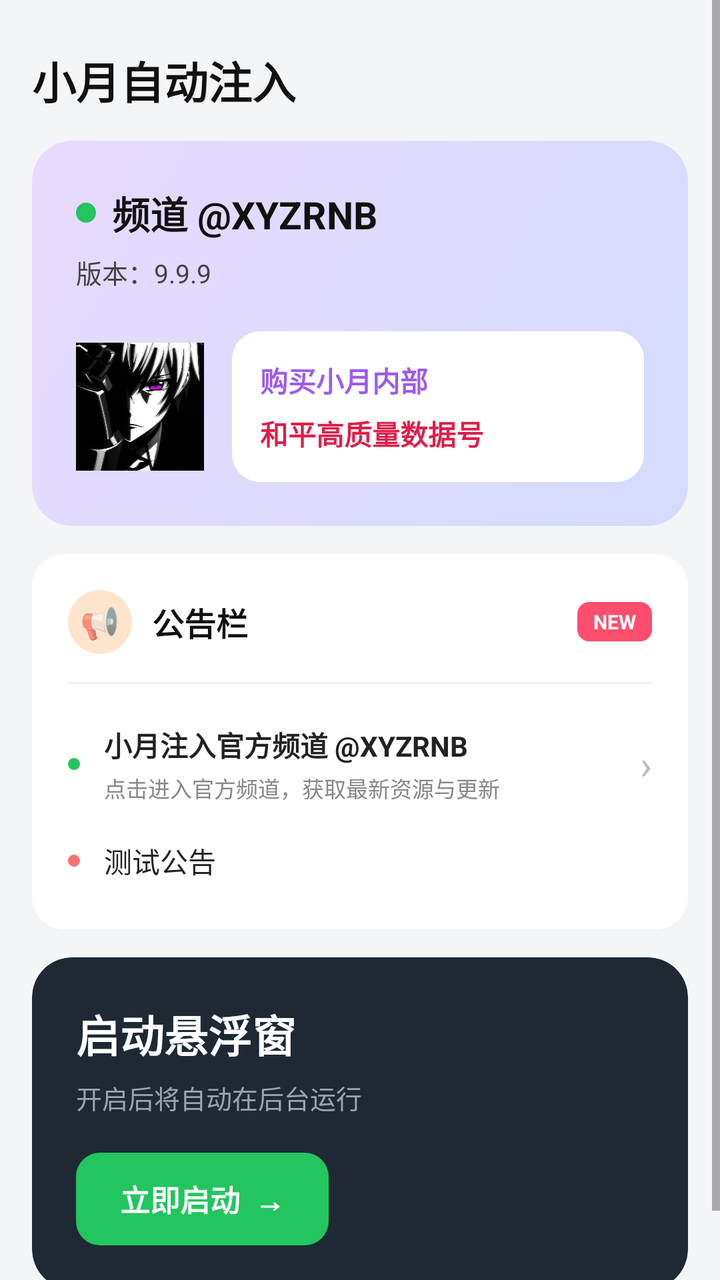
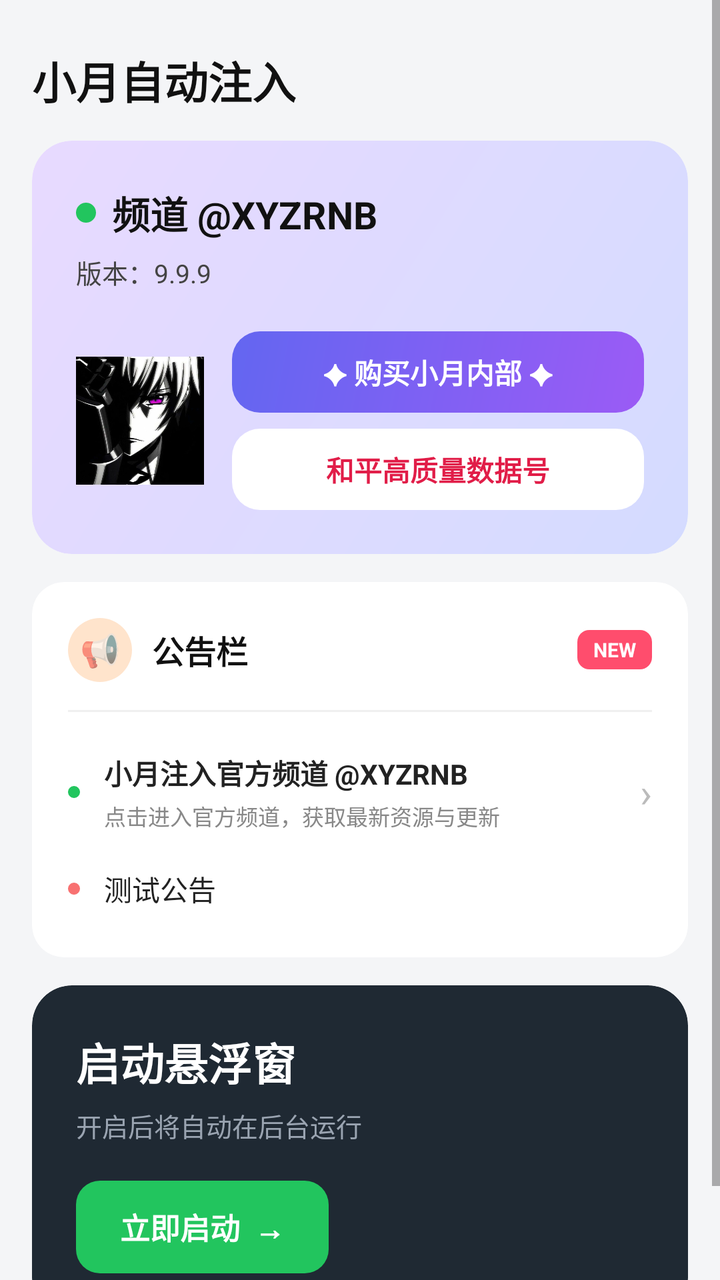

Two renders of the same Android screen: before a commit and after it. Below are the layout's source before the change and the commit's diff.
<!-- AndroidManifest.xml: application theme Theme.XYPAK -->
<!-- res/layout/fragment_home.xml -->
<?xml version="1.0" encoding="utf-8"?>
<ScrollView xmlns:android="http://schemas.android.com/apk/res/android"
    xmlns:app="http://schemas.android.com/apk/res-auto"
    android:layout_width="match_parent"
    android:layout_height="match_parent"
    android:fillViewport="true"
    android:background="@color/bg_main">

    <LinearLayout
        android:layout_width="match_parent"
        android:layout_height="wrap_content"
        android:orientation="vertical"
        android:padding="16dp">

        <TextView
            android:layout_width="wrap_content"
            android:layout_height="wrap_content"
            android:layout_marginTop="8dp"
            android:layout_marginBottom="14dp"
            android:text="小月自动注入"
            android:textColor="#111"
            android:textSize="22sp"
            android:textStyle="bold"/>

        
        <androidx.cardview.widget.CardView
            android:layout_width="match_parent"
            android:layout_height="wrap_content"
            app:cardCornerRadius="20dp"
            app:cardElevation="0dp">

            <LinearLayout
                android:layout_width="match_parent"
                android:layout_height="wrap_content"
                android:background="@drawable/bg_card_purple"
                android:orientation="vertical"
                android:padding="22dp">

                <LinearLayout
                    android:layout_width="wrap_content"
                    android:layout_height="wrap_content"
                    android:gravity="center_vertical"
                    android:orientation="horizontal">

                    <View
                        android:layout_width="10dp"
                        android:layout_height="10dp"
                        android:background="@drawable/dot_green"/>

                    <TextView
                        android:layout_width="wrap_content"
                        android:layout_height="wrap_content"
                        android:layout_marginLeft="8dp"
                        android:text="频道 @XYZRNB"
                        android:textColor="#111"
                        android:textSize="19sp"
                        android:textStyle="bold"/>
                </LinearLayout>

                <TextView
                    android:layout_width="wrap_content"
                    android:layout_height="wrap_content"
                    android:layout_marginTop="6dp"
                    android:text="版本：9.9.9"
                    android:textColor="#444"
                    android:textSize="13sp"/>

                <LinearLayout
                    android:layout_width="match_parent"
                    android:layout_height="wrap_content"
                    android:layout_marginTop="20dp"
                    android:gravity="center_vertical"
                    android:orientation="horizontal">

                    <ImageView
                        android:layout_width="64dp"
                        android:layout_height="64dp"
                        android:background="@drawable/bg_avatar"
                        android:scaleType="centerCrop"
                        android:src="@drawable/avatar"/>

                    
                    <LinearLayout
                        android:layout_width="0dp"
                        android:layout_height="wrap_content"
                        android:layout_marginLeft="14dp"
                        android:layout_weight="1"
                        android:background="@drawable/bg_pill_light"
                        android:orientation="vertical"
                        android:padding="14dp">

                        <TextView
                            android:id="@+id/text_buy"
                            android:layout_width="wrap_content"
                            android:layout_height="wrap_content"
                            android:background="?android:selectableItemBackground"
                            android:clickable="true"
                            android:focusable="true"
                            android:text="购买小月内部"
                            android:textColor="#9B5BF5"
                            android:textSize="14sp"
                            android:textStyle="bold"/>

                        <TextView
                            android:id="@+id/text_safe"
                            android:layout_width="wrap_content"
                            android:layout_height="wrap_content"
                            android:layout_marginTop="6dp"
                            android:text="和平高质量数据号"
                            android:textColor="#E11D48"
                            android:textSize="14sp"
                            android:textStyle="bold"/>
                    </LinearLayout>
                </LinearLayout>
            </LinearLayout>
        </androidx.cardview.widget.CardView>

        
        <androidx.cardview.widget.CardView
            android:layout_width="match_parent"
            android:layout_height="wrap_content"
            android:layout_marginTop="14dp"
            app:cardBackgroundColor="#fff"
            app:cardCornerRadius="16dp"
            app:cardElevation="0dp">

            <LinearLayout
                android:layout_width="match_parent"
                android:layout_height="wrap_content"
                android:orientation="vertical"
                android:padding="18dp">

                <LinearLayout
                    android:layout_width="match_parent"
                    android:layout_height="wrap_content"
                    android:gravity="center_vertical"
                    android:orientation="horizontal">

                    <FrameLayout
                        android:layout_width="32dp"
                        android:layout_height="32dp"
                        android:background="@drawable/bg_circle_soft_orange">
                        <TextView
                            android:layout_width="wrap_content"
                            android:layout_height="wrap_content"
                            android:layout_gravity="center"
                            android:text="📢"
                            android:textSize="16sp"/>
                    </FrameLayout>

                    <TextView
                        android:layout_width="0dp"
                        android:layout_height="wrap_content"
                        android:layout_marginLeft="10dp"
                        android:layout_weight="1"
                        android:text="公告栏"
                        android:textColor="#111"
                        android:textSize="16sp"
                        android:textStyle="bold"/>

                    <TextView
                        android:layout_width="wrap_content"
                        android:layout_height="wrap_content"
                        android:background="@drawable/bg_notice_tag"
                        android:paddingLeft="8dp"
                        android:paddingRight="8dp"
                        android:paddingTop="3dp"
                        android:paddingBottom="3dp"
                        android:text="NEW"
                        android:textColor="#FFFFFF"
                        android:textSize="10sp"
                        android:textStyle="bold"/>
                </LinearLayout>

                <View
                    android:layout_width="match_parent"
                    android:layout_height="1dp"
                    android:layout_marginTop="14dp"
                    android:background="#F0F0F0"/>

                
                <LinearLayout
                    android:id="@+id/notice_1"
                    android:layout_width="match_parent"
                    android:layout_height="wrap_content"
                    android:layout_marginTop="14dp"
                    android:background="?android:selectableItemBackground"
                    android:clickable="true"
                    android:focusable="true"
                    android:gravity="center_vertical"
                    android:orientation="horizontal"
                    android:paddingTop="6dp"
                    android:paddingBottom="6dp">

                    <View
                        android:layout_width="6dp"
                        android:layout_height="6dp"
                        android:background="@drawable/dot_green"/>

                    <LinearLayout
                        android:layout_width="0dp"
                        android:layout_height="wrap_content"
                        android:layout_marginLeft="12dp"
                        android:layout_weight="1"
                        android:orientation="vertical">

                        <TextView
                            android:layout_width="wrap_content"
                            android:layout_height="wrap_content"
                            android:text="小月注入官方频道 @XYZRNB"
                            android:textColor="#222"
                            android:textSize="14sp"
                            android:textStyle="bold"/>

                        <TextView
                            android:layout_width="wrap_content"
                            android:layout_height="wrap_content"
                            android:layout_marginTop="3dp"
                            android:text="点击进入官方频道，获取最新资源与更新"
                            android:textColor="#888"
                            android:textSize="11sp"/>
                    </LinearLayout>

                    <TextView
                        android:layout_width="wrap_content"
                        android:layout_height="wrap_content"
                        android:text="›"
                        android:textColor="#bbb"
                        android:textSize="20sp"/>
                </LinearLayout>

                
                <LinearLayout
                    android:layout_width="match_parent"
                    android:layout_height="wrap_content"
                    android:layout_marginTop="6dp"
                    android:gravity="center_vertical"
                    android:orientation="horizontal"
                    android:paddingTop="6dp"
                    android:paddingBottom="6dp">

                    <View
                        android:layout_width="6dp"
                        android:layout_height="6dp"
                        android:background="@drawable/dot_red"/>

                    <TextView
                        android:layout_width="0dp"
                        android:layout_height="wrap_content"
                        android:layout_marginLeft="12dp"
                        android:layout_weight="1"
                        android:text="测试公告"
                        android:textColor="#222"
                        android:textSize="14sp"/>
                </LinearLayout>

            </LinearLayout>
        </androidx.cardview.widget.CardView>

        
        <androidx.cardview.widget.CardView
            android:layout_width="match_parent"
            android:layout_height="wrap_content"
            android:layout_marginTop="14dp"
            android:layout_marginBottom="16dp"
            app:cardBackgroundColor="#1f2933"
            app:cardCornerRadius="20dp"
            app:cardElevation="0dp">

            <LinearLayout
                android:layout_width="match_parent"
                android:layout_height="wrap_content"
                android:orientation="vertical"
                android:padding="22dp">

                <TextView
                    android:layout_width="wrap_content"
                    android:layout_height="wrap_content"
                    android:text="启动悬浮窗"
                    android:textColor="#fff"
                    android:textSize="22sp"
                    android:textStyle="bold"/>

                <TextView
                    android:layout_width="wrap_content"
                    android:layout_height="wrap_content"
                    android:layout_marginTop="6dp"
                    android:text="开启后将自动在后台运行"
                    android:textColor="#9aa4b1"
                    android:textSize="13sp"/>

                <TextView
                    android:id="@+id/btn_start_float"
                    android:layout_width="wrap_content"
                    android:layout_height="wrap_content"
                    android:layout_marginTop="18dp"
                    android:background="@drawable/bg_btn_green"
                    android:paddingLeft="22dp"
                    android:paddingRight="22dp"
                    android:paddingTop="12dp"
                    android:paddingBottom="12dp"
                    android:text="立即启动  →"
                    android:textColor="#fff"
                    android:textSize="15sp"
                    android:textStyle="bold"/>
            </LinearLayout>
        </androidx.cardview.widget.CardView>

    </LinearLayout>
</ScrollView>
<!-- resources referenced by this layout -->
<resources>
  <color name="bg_main">#FFF4F5F7</color>
  <!-- drawable avatar: jpg bitmap (drawable, 57106 bytes) -->
  <!-- drawable bg_avatar (drawable) -->
  <?xml version="1.0" encoding="utf-8"?>
  <shape xmlns:android="http://schemas.android.com/apk/res/android" android:shape="oval">
      <gradient android:startColor="#A5DDFB" android:endColor="#7AB8E0"/>
  </shape>
  <!-- drawable bg_btn_green (drawable) -->
  <?xml version="1.0" encoding="utf-8"?>
  <shape xmlns:android="http://schemas.android.com/apk/res/android" android:shape="rectangle">
      <solid android:color="#22C55E"/>
      <corners android:radius="12dp"/>
  </shape>
  <!-- drawable bg_card_purple (drawable) -->
  <?xml version="1.0" encoding="utf-8"?>
  <shape xmlns:android="http://schemas.android.com/apk/res/android" android:shape="rectangle">
      <gradient android:angle="135" android:startColor="#D4DBFF" android:endColor="#E8DAFF"/>
      <corners android:radius="20dp"/>
  </shape>
  <!-- drawable bg_circle_soft_orange (drawable) -->
  <?xml version="1.0" encoding="utf-8"?>
  <shape xmlns:android="http://schemas.android.com/apk/res/android" android:shape="oval">
      <solid android:color="#FFE4CC"/>
  </shape>
  <!-- drawable bg_notice_tag (drawable) -->
  <?xml version="1.0" encoding="utf-8"?>
  <shape xmlns:android="http://schemas.android.com/apk/res/android" android:shape="rectangle">
      <solid android:color="#FF4D6D"/>
      <corners android:radius="6dp"/>
  </shape>
  <!-- drawable bg_pill_light (drawable) -->
  <?xml version="1.0" encoding="utf-8"?>
  <shape xmlns:android="http://schemas.android.com/apk/res/android" android:shape="rectangle">
      <solid android:color="#FFFFFFFF"/>
      <corners android:radius="14dp"/>
  </shape>
  <!-- drawable dot_green (drawable) -->
  <?xml version="1.0" encoding="utf-8"?>
  <shape xmlns:android="http://schemas.android.com/apk/res/android" android:shape="oval">
      <solid android:color="#22C55E"/>
      <size android:width="10dp" android:height="10dp"/>
  </shape>
  <!-- drawable dot_red (drawable) -->
  <?xml version="1.0" encoding="utf-8"?>
  <shape xmlns:android="http://schemas.android.com/apk/res/android" android:shape="oval">
      <solid android:color="#F87171"/>
      <size android:width="10dp" android:height="10dp"/>
  </shape>
  <style name="Theme.XYPAK" parent="Theme.AppCompat.Light.NoActionBar">
          <item name="colorPrimary">#FF1FB960</item>
          <item name="colorPrimaryDark">#FF16994E</item>
          <item name="colorAccent">#FF1FB960</item>
      </style>
</resources>

<!-- the commit's change to res/layout/fragment_home.xml (unified diff, before → after) -->
@@ -85,27 +85,40 @@
                         android:layout_height="wrap_content"
                         android:layout_marginLeft="14dp"
                         android:layout_weight="1"
-                        android:background="@drawable/bg_pill_light"
-                        android:orientation="vertical"
-                        android:padding="14dp">
-
+                        android:orientation="vertical">
+
+                        
                         <TextView
                             android:id="@+id/text_buy"
-                            android:layout_width="wrap_content"
-                            android:layout_height="wrap_content"
-                            android:background="?android:selectableItemBackground"
+                            android:layout_width="match_parent"
+                            android:layout_height="wrap_content"
+                            android:background="@drawable/bg_pill_purple"
                             android:clickable="true"
                             android:focusable="true"
-                            android:text="购买小月内部"
-                            android:textColor="#9B5BF5"
+                            android:gravity="center"
+                            android:paddingTop="10dp"
+                            android:paddingBottom="10dp"
+                            android:paddingLeft="14dp"
+                            android:paddingRight="14dp"
+                            android:text="✦ 购买小月内部 ✦"
+                            android:textColor="#FFFFFF"
                             android:textSize="14sp"
                             android:textStyle="bold"/>
 
+                        
                         <TextView
                             android:id="@+id/text_safe"
-                            android:layout_width="wrap_content"
-                            android:layout_height="wrap_content"
-                            android:layout_marginTop="6dp"
+                            android:layout_width="match_parent"
+                            android:layout_height="wrap_content"
+                            android:layout_marginTop="8dp"
+                            android:background="@drawable/bg_pill_light"
+                            android:clickable="true"
+                            android:focusable="true"
+                            android:gravity="center"
+                            android:paddingTop="10dp"
+                            android:paddingBottom="10dp"
+                            android:paddingLeft="14dp"
+                            android:paddingRight="14dp"
                             android:text="和平高质量数据号"
                             android:textColor="#E11D48"
                             android:textSize="14sp"
<!-- resource entries referenced after the edit -->
@@ -36,6 +36,12 @@
       <solid android:color="#FFFFFFFF"/>
       <corners android:radius="14dp"/>
   </shape>
+  <!-- drawable bg_pill_purple (drawable) -->
+  <?xml version="1.0" encoding="utf-8"?>
+  <shape xmlns:android="http://schemas.android.com/apk/res/android" android:shape="rectangle">
+      <gradient android:angle="135" android:startColor="#9B5BF5" android:endColor="#6366F1"/>
+      <corners android:radius="14dp"/>
+  </shape>
   <!-- drawable dot_green (drawable) -->
   <?xml version="1.0" encoding="utf-8"?>
   <shape xmlns:android="http://schemas.android.com/apk/res/android" android:shape="oval">
